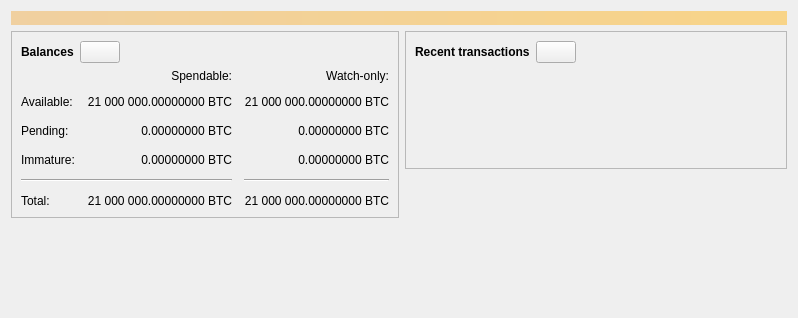
Above: src/qt/forms/overviewpage.ui from BitRaam/BitRaamSourceCodeVer5-2025 before the change. Below: the same form after it.
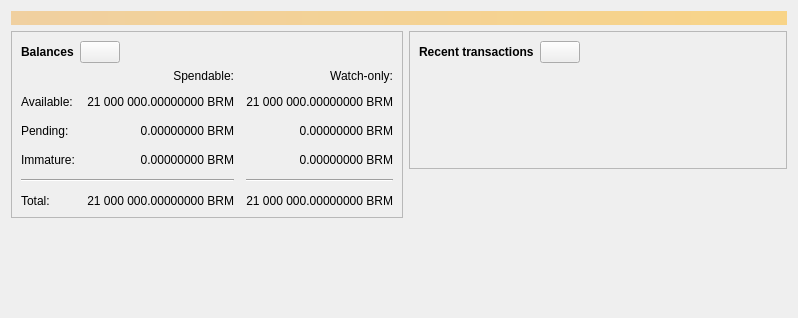
That is the form after the change. Icons and pictures are not drawn. Custom widgets are drawn as their Qt base class.

```diff
--- a/src/qt/forms/overviewpage.ui
+++ b/src/qt/forms/overviewpage.ui
@@ -120,7 +120,7 @@
                <string>Unconfirmed transactions to watch-only addresses</string>
               </property>
               <property name="text">
-               <string notr="true">0.00000000 BTC</string>
+               <string notr="true">0.00000000 BRM</string>
               </property>
               <property name="alignment">
                <set>Qt::AlignRight|Qt::AlignTrailing|Qt::AlignVCenter</set>
@@ -139,7 +139,7 @@
                <string>Total of transactions that have yet to be confirmed, and do not yet count toward the spendable balance</string>
               </property>
               <property name="text">
-               <string notr="true">0.00000000 BTC</string>
+               <string notr="true">0.00000000 BRM</string>
               </property>
               <property name="alignment">
                <set>Qt::AlignRight|Qt::AlignTrailing|Qt::AlignVCenter</set>
@@ -158,7 +158,7 @@
                <string>Mined balance in watch-only addresses that has not yet matured</string>
               </property>
               <property name="text">
-               <string notr="true">0.00000000 BTC</string>
+               <string notr="true">0.00000000 BRM</string>
               </property>
               <property name="alignment">
                <set>Qt::AlignRight|Qt::AlignTrailing|Qt::AlignVCenter</set>
@@ -210,7 +210,7 @@
                <string>Mined balance that has not yet matured</string>
               </property>
               <property name="text">
-               <string notr="true">0.00000000 BTC</string>
+               <string notr="true">0.00000000 BRM</string>
               </property>
               <property name="alignment">
                <set>Qt::AlignRight|Qt::AlignTrailing|Qt::AlignVCenter</set>
@@ -249,7 +249,7 @@
                <string>Your current total balance</string>
               </property>
               <property name="text">
-               <string notr="true">21 000 000.00000000 BTC</string>
+               <string notr="true">21 000 000.00000000 BRM</string>
               </property>
               <property name="alignment">
                <set>Qt::AlignRight|Qt::AlignTrailing|Qt::AlignVCenter</set>
@@ -268,7 +268,7 @@
                <string>Current total balance in watch-only addresses</string>
               </property>
               <property name="text">
-               <string notr="true">21 000 000.00000000 BTC</string>
+               <string notr="true">21 000 000.00000000 BRM</string>
               </property>
               <property name="alignment">
                <set>Qt::AlignRight|Qt::AlignTrailing|Qt::AlignVCenter</set>
@@ -304,7 +304,7 @@
                <string>Your current spendable balance</string>
               </property>
               <property name="text">
-               <string notr="true">21 000 000.00000000 BTC</string>
+               <string notr="true">21 000 000.00000000 BRM</string>
               </property>
               <property name="alignment">
                <set>Qt::AlignRight|Qt::AlignTrailing|Qt::AlignVCenter</set>
@@ -323,7 +323,7 @@
                <string>Your current balance in watch-only addresses</string>
               </property>
               <property name="text">
-               <string notr="true">21 000 000.00000000 BTC</string>
+               <string notr="true">21 000 000.00000000 BRM</string>
               </property>
               <property name="alignment">
                <set>Qt::AlignRight|Qt::AlignTrailing|Qt::AlignVCenter</set>
```
